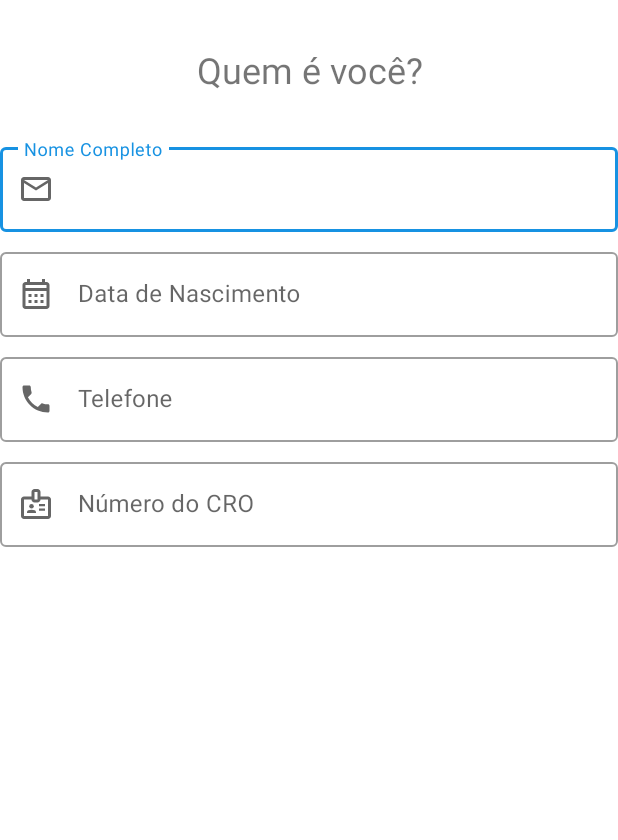
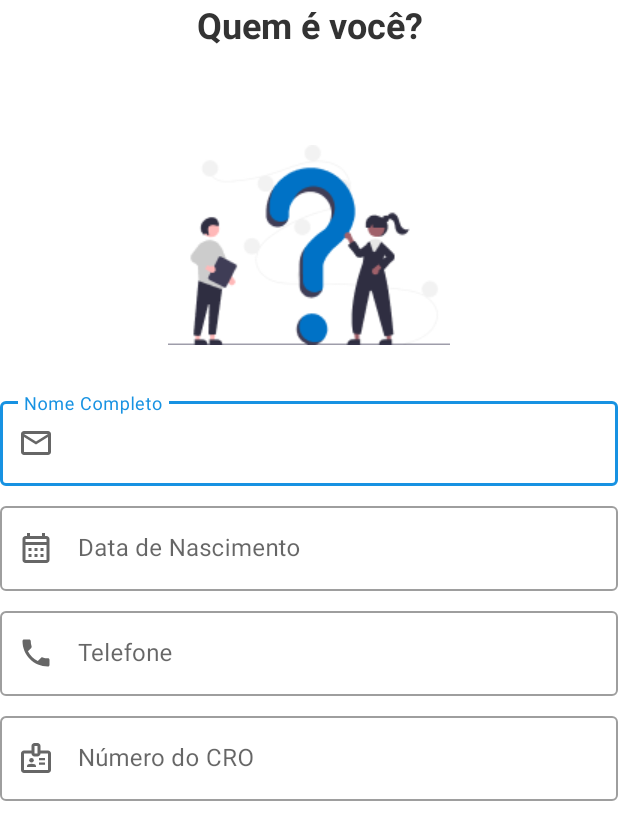
Before and after one commit to jwlds/TeethKids, an Android app: the fragment ProfileFragment shown on its own in the app's theme, on a phone screen of 412 x 824 dp. Shown: the top 840 px of the screen. Run offline under Robolectric (Android 15) with nearby library versions, the phone set to English and light mode, and no system bars; plain views replace MaskEditText.

Commit message:
Update: personal informations fragment interface change

```diff
--- a/app/src/main/res/layout/fragment_profile.xml
+++ b/app/src/main/res/layout/fragment_profile.xml
@@ -15,70 +15,81 @@
             android:id="@+id/labelTitle"
             android:layout_width="0dp"
             android:layout_height="wrap_content"
-            android:layout_marginTop="30dp"
-            android:gravity="center"
+            android:text="@string/string_personal_informations_page_title"
+            android:textAlignment="center"
+            android:textColor="#333333"
             android:textSize="24sp"
-            android:text="@string/string_personal_informations_page_title"
+            android:textStyle="bold"
+            app:layout_constraintEnd_toEndOf="parent"
             app:layout_constraintStart_toStartOf="parent"
+            app:layout_constraintTop_toTopOf="parent" />
+
+        <ImageView
+            android:id="@+id/imageView"
+            android:layout_width="wrap_content"
+            android:layout_height="wrap_content"
+            android:layout_marginTop="64dp"
+            android:src="@drawable/personal_information"
             app:layout_constraintEnd_toEndOf="parent"
-            app:layout_constraintTop_toTopOf="parent" />
+            app:layout_constraintStart_toStartOf="parent"
+            app:layout_constraintTop_toBottomOf="@+id/labelTitle" />
 
         <com.google.android.material.textfield.TextInputLayout
             android:id="@+id/inputNameLayout"
+            style="@style/Widget.MaterialComponents.TextInputLayout.OutlinedBox"
             android:layout_width="match_parent"
             android:layout_height="wrap_content"
-            android:layout_marginTop="30dp"
-            app:startIconDrawable="@drawable/outline_email_24"
-            style="@style/Widget.MaterialComponents.TextInputLayout.OutlinedBox"
+            android:layout_marginTop="32dp"
             app:layout_constraintEnd_toEndOf="@+id/labelTitle"
             app:layout_constraintStart_toStartOf="@+id/labelTitle"
-            app:layout_constraintTop_toBottomOf="@+id/labelTitle">
+            app:layout_constraintTop_toBottomOf="@+id/imageView"
+            app:startIconDrawable="@drawable/outline_email_24">
 
             <com.google.android.material.textfield.TextInputEditText
                 android:id="@+id/edtName"
                 android:layout_width="match_parent"
                 android:layout_height="wrap_content"
-                android:inputType="textEmailAddress"
-                android:hint="@string/string_profile_name_field" />
+                android:hint="@string/string_profile_name_field"
+                android:inputType="textEmailAddress" />
 
         </com.google.android.material.textfield.TextInputLayout>
 
         <com.google.android.material.textfield.TextInputLayout
             android:id="@+id/dateBirthLayout"
+            style="@style/Widget.MaterialComponents.TextInputLayout.OutlinedBox"
             android:layout_width="match_parent"
             android:layout_height="wrap_content"
             android:layout_marginTop="8dp"
-            style="@style/Widget.MaterialComponents.TextInputLayout.OutlinedBox"
             app:layout_constraintEnd_toEndOf="@id/inputNameLayout"
             app:layout_constraintStart_toStartOf="@id/inputNameLayout"
-            app:startIconDrawable="@drawable/outline_calendar_month_24"
-            app:layout_constraintTop_toBottomOf="@id/inputNameLayout">
+            app:layout_constraintTop_toBottomOf="@id/inputNameLayout"
+            app:startIconDrawable="@drawable/outline_calendar_month_24">
 
             <com.google.android.material.textfield.TextInputEditText
                 android:id="@+id/edtDateBirth"
-                android:hint="@string/string_profile_age_field"
                 android:layout_width="match_parent"
                 android:layout_height="wrap_content"
-                android:focusable="false" />
+                android:focusable="false"
+                android:hint="@string/string_profile_age_field" />
 
         </com.google.android.material.textfield.TextInputLayout>
 
         <com.google.android.material.textfield.TextInputLayout
             android:id="@+id/inputNumberPhoneLayout"
+            style="@style/Widget.MaterialComponents.TextInputLayout.OutlinedBox"
             android:layout_width="match_parent"
             android:layout_height="wrap_content"
             android:layout_marginTop="8dp"
-            app:startIconDrawable="@drawable/baseline_phone_24"
-            style="@style/Widget.MaterialComponents.TextInputLayout.OutlinedBox"
             app:layout_constraintEnd_toEndOf="@+id/dateBirthLayout"
             app:layout_constraintStart_toStartOf="@+id/dateBirthLayout"
-            app:layout_constraintTop_toBottomOf="@+id/dateBirthLayout">
+            app:layout_constraintTop_toBottomOf="@+id/dateBirthLayout"
+            app:startIconDrawable="@drawable/baseline_phone_24">
 
             <com.santalu.maskara.widget.MaskEditText
                 android:id="@+id/edtNumberPhone"
-                android:hint="@string/string_profile_phone_field"
                 android:layout_width="match_parent"
                 android:layout_height="wrap_content"
+                android:hint="@string/string_profile_phone_field"
                 android:inputType="number"
                 app:mask="(__) _____-____"
                 app:maskCharacter="_"
@@ -88,20 +99,20 @@
 
         <com.google.android.material.textfield.TextInputLayout
             android:id="@+id/inputCroLayout"
+            style="@style/Widget.MaterialComponents.TextInputLayout.OutlinedBox"
             android:layout_width="match_parent"
             android:layout_height="wrap_content"
             android:layout_marginTop="8dp"
-            app:startIconDrawable="@drawable/outline_badge_24"
-            style="@style/Widget.MaterialComponents.TextInputLayout.OutlinedBox"
             app:layout_constraintEnd_toEndOf="@+id/inputNumberPhoneLayout"
             app:layout_constraintStart_toStartOf="@+id/inputNumberPhoneLayout"
-            app:layout_constraintTop_toBottomOf="@+id/inputNumberPhoneLayout">
+            app:layout_constraintTop_toBottomOf="@+id/inputNumberPhoneLayout"
+            app:startIconDrawable="@drawable/outline_badge_24">
 
             <com.santalu.maskara.widget.MaskEditText
                 android:id="@+id/edtCro"
-                android:hint="@string/string_profile_cro_field"
                 android:layout_width="match_parent"
                 android:layout_height="wrap_content"
+                android:hint="@string/string_profile_cro_field"
                 android:inputType="number"
                 app:mask="__.____"
                 app:maskCharacter="_"
--- a/app/src/main/res/layout/fragment_register.xml
+++ b/app/src/main/res/layout/fragment_register.xml
@@ -35,11 +35,11 @@
         <Button
             android:id="@+id/btnNext"
             android:layout_width="0dp"
-            android:layout_height="wrap_content"
+            android:layout_height="60dp"
             android:textAllCaps="false"
             android:text="@string/string_text_btn_register"
             android:layout_marginTop="10dp"
-            android:backgroundTint="@color/blue"
+            android:backgroundTint="#0072C6"
             app:layout_constraintStart_toStartOf="parent"
             app:layout_constraintEnd_toEndOf="parent"
             app:layout_constraintBottom_toBottomOf="parent"/>
```
Also changed, not shown: app/src/main/res/drawable/personal_information.png (added).
